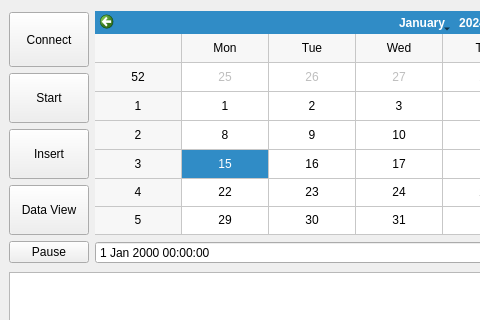
This is top.ui in jibonaronno/Flowmeter as Qt 5 draws it before an edit; both pictures show x 0 to 480 and y 0 to 320 of the 800 by 600 pixel window. The edited form follows.
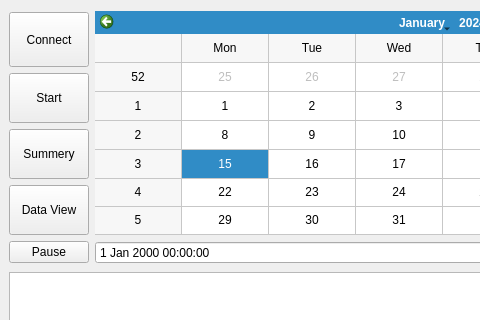
This is the edited form.

Diff of the .ui file:
```diff
--- a/top.ui
+++ b/top.ui
@@ -101,7 +101,7 @@
              </size>
             </property>
             <property name="text">
-             <string>Insert</string>
+             <string>Summery</string>
             </property>
            </widget>
           </item>
```
